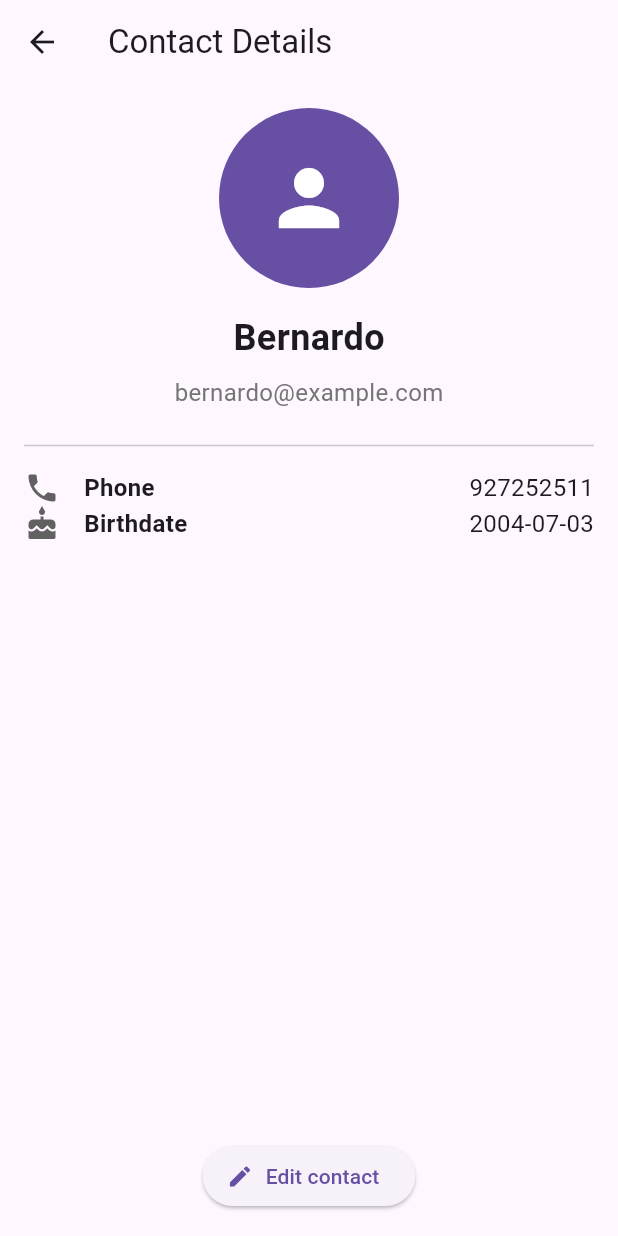
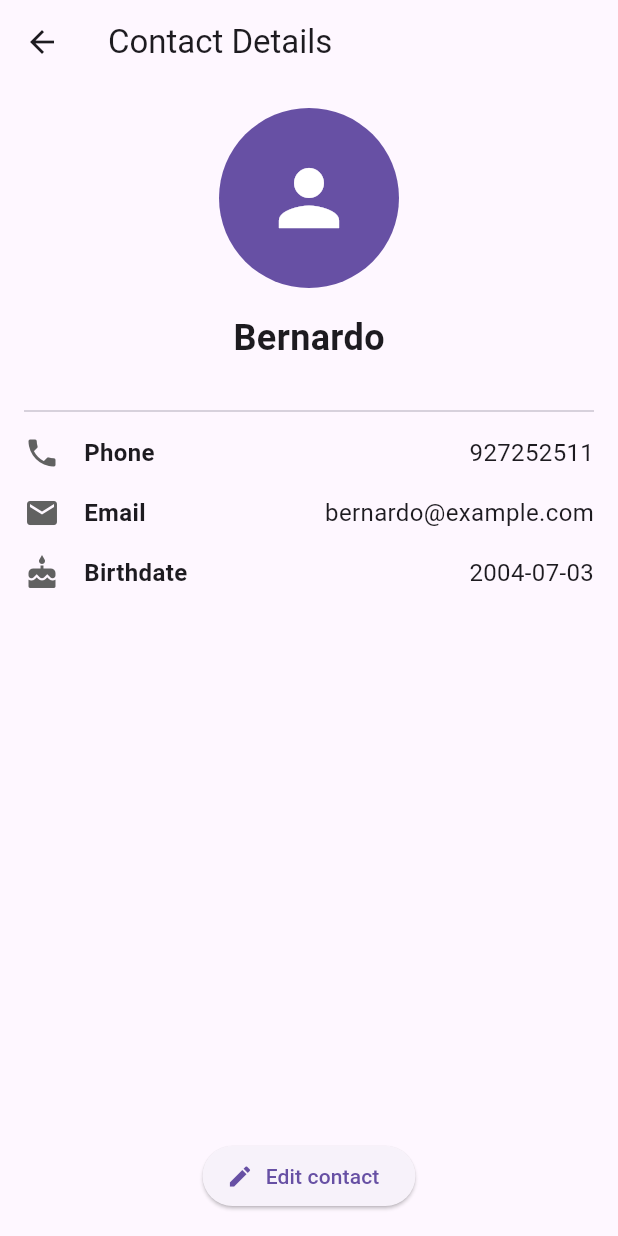
Before and after one commit to BernardoArede/ContactsApp-Flutter, a Flutter app: the screen it shows after launch, after a tap on "Bernardo", on a phone screen of 412 x 824 dp. Run offline on Flutter 3.47's test engine with Material 3 defaults, Android fonts, the phone set to English and light mode, and no system bars; our stand-ins replace image_picker.

```diff
--- a/lib/screens/viewContactScreen.dart
+++ b/lib/screens/viewContactScreen.dart
@@ -42,19 +42,13 @@ class viewContactScreen extends StatelessWidget {
               ),
             ),
             const SizedBox(height: 8),
-            Center(
-              child: Text(
-                contact.email,
-                style: TextStyle(
-                  fontSize: 16,
-                  color: Colors.grey.shade600,
-                ),
-              ),
-            ),
             const SizedBox(height: 16),
             const Divider(thickness: 1),
             const SizedBox(height: 8),
             _buildDetailRow(Icons.phone, 'Phone', contact.phone),
+            const SizedBox(height: 16),
+            _buildDetailRow(Icons.email, 'Email', contact.email),
+            const SizedBox(height: 16),
             if(contact.birthdate != null)
               _buildDetailRow(Icons.cake, 'Birthdate', contact.birthdate!),
               const SizedBox(height: 8),
```
